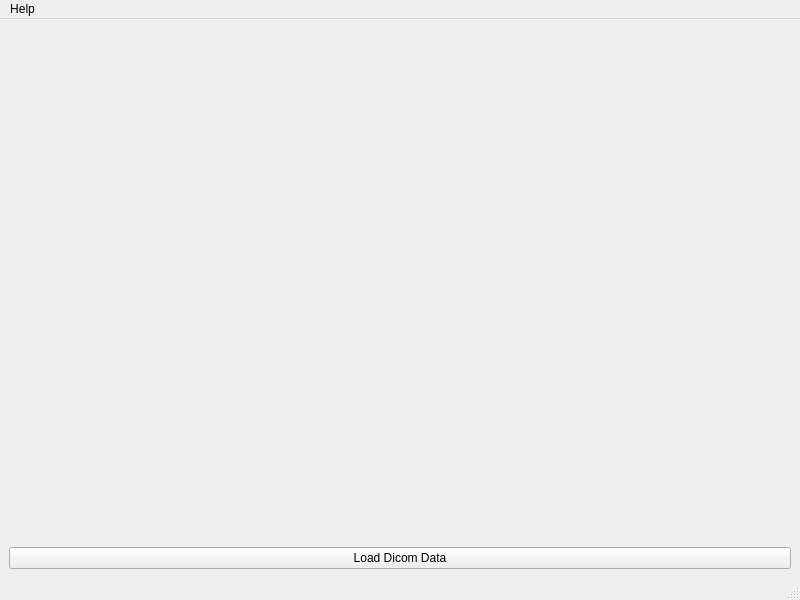
Qt form ui/MainWindow.ui (Houlbny/MIVR) before a commit.
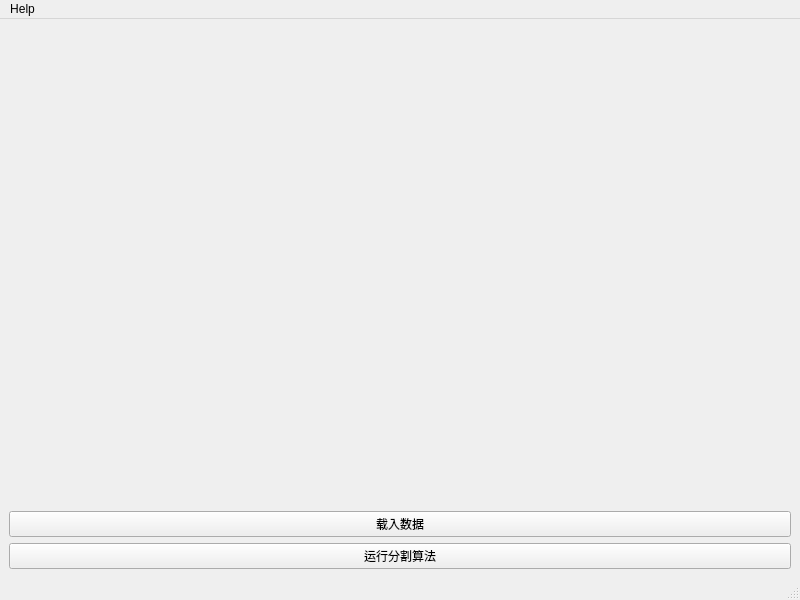
The same form after that commit.

What changed in the file:
```diff
--- a/ui/MainWindow.ui
+++ b/ui/MainWindow.ui
@@ -25,13 +25,20 @@
       <item>
        <widget class="QPushButton" name="loadStudyBtn">
         <property name="text">
-         <string>Load Dicom Data</string>
+         <string>载入数据</string>
         </property>
         <property name="flat">
          <bool>false</bool>
         </property>
        </widget>
       </item>
+      <item>
+       <widget class="QPushButton" name="runSeg">
+        <property name="text">
+         <string>运行分割算法</string>
+        </property>
+       </widget>
+      </item>
      </layout>
     </item>
    </layout>
```
